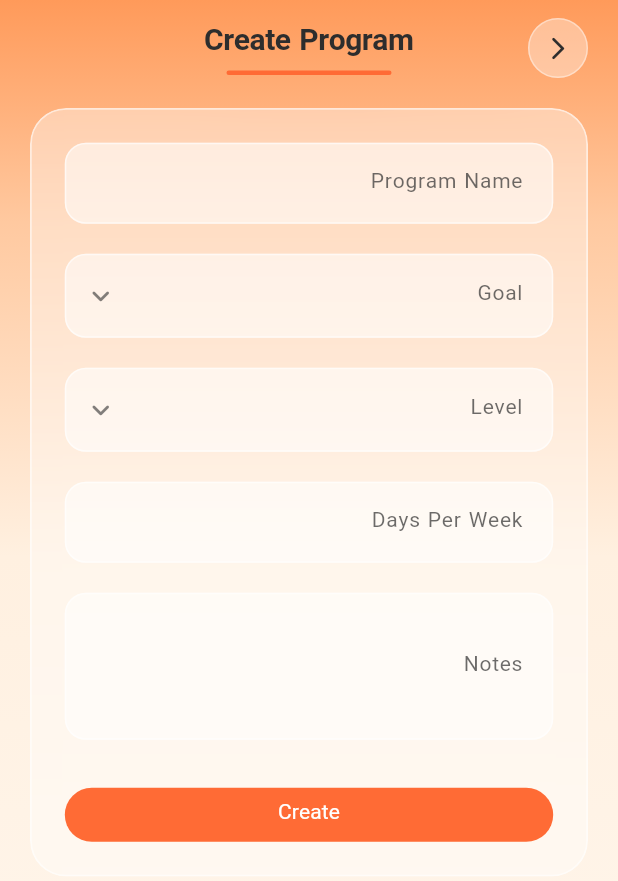
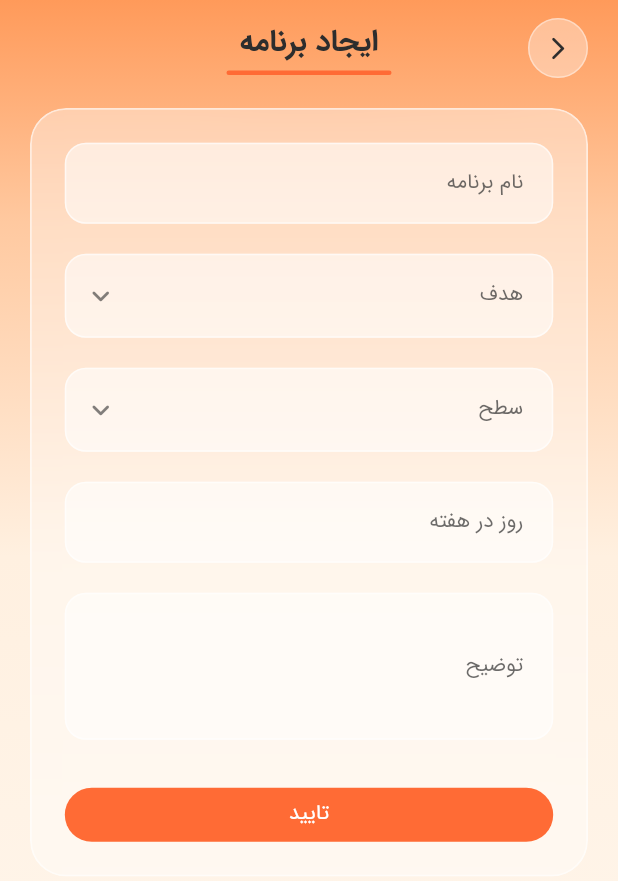
Before and after one commit to faradevelop/coach-studio, a Flutter app: the _CreateWorkoutProgramView screen opened directly, on a phone screen of 412 x 824 dp. Shown: the top 881 px of the screen. Run offline on Flutter 3.47's test engine with Material 3 defaults, Android fonts, the light colour scheme and no system bars; our stand-ins replace cloud_firestore, firebase_core, flutter_bloc, font_awesome_flutter, get_it, go_router and 3 more; accounts and stored records are empty.

Commit message:
feat: change en words into fa

```diff
--- a/lib/features/exercises/presentation/widgets/empty_exercises.dart
+++ b/lib/features/exercises/presentation/widgets/empty_exercises.dart
@@ -28,7 +28,7 @@ class EmptyExercises extends StatelessWidget {
             ),
             const SizedBox(height: 16),
             const Text(
-              'No exercises added yet',
+              'تمرینی وجود ندارد!',
               style: TextStyle(
                 fontSize: 16,
                 fontWeight: FontWeight.w600,
@@ -37,7 +37,7 @@ class EmptyExercises extends StatelessWidget {
             ),
             const SizedBox(height: 6),
             Text(
-              'Tap Add to create the first one',
+              'با کلیک دکمه  +  تمرین ایجاد کنید',
               style: TextStyle(fontSize: 13, color: _charcoal.withOpacity(0.6)),
             ),
           ],
--- a/lib/features/exercises/presentation/widgets/exercise_form.dart
+++ b/lib/features/exercises/presentation/widgets/exercise_form.dart
@@ -129,7 +129,7 @@ class _ExerciseFormState extends State<ExerciseForm> {
                   Column(
                     children: [
                       Text(
-                        isEdit ? 'Edit Exercise' : 'Add Exercise',
+                        isEdit ? 'ویرایش تمرین' : 'ایجاد تمرین',
                         style: const TextStyle(
                           fontSize: 20,
                           fontWeight: FontWeight.w700,
@@ -179,7 +179,7 @@ class _ExerciseFormState extends State<ExerciseForm> {
                           children: [
                             AppTextField(
                               controller: _nameController,
-                              label: 'Name',
+                              label: 'نام تمرین',
                               validator: (value) =>
                                   value == null || value.isEmpty
                                   ? 'Required'
@@ -187,7 +187,7 @@ class _ExerciseFormState extends State<ExerciseForm> {
                             ),
                             const SizedBox(height: 20),
                             AppDropdown<String>(
-                              label: 'Target Muscle',
+                              label: 'عضله هدف',
                               value: _selectedMuscle,
                               items: AppOptions.muscles,
                               itemLabel: (item) => item,
@@ -197,7 +197,7 @@ class _ExerciseFormState extends State<ExerciseForm> {
                             ),
                             const SizedBox(height: 20),
                             AppDropdown<String>(
-                              label: 'Difficulty',
+                              label: 'سطح',
                               value: _selectedDifficulty,
                               items: AppOptions.difficulties,
                               itemLabel: (item) => item,
@@ -207,7 +207,7 @@ class _ExerciseFormState extends State<ExerciseForm> {
                             ),
                             const SizedBox(height: 20),
                             AppDropdown<String>(
-                              label: 'Equipment',
+                              label: 'وسیله',
                               value: _selectedEquipment,
                               items: AppOptions.equipments,
                               itemLabel: (item) => item,
@@ -218,12 +218,12 @@ class _ExerciseFormState extends State<ExerciseForm> {
                             const SizedBox(height: 20),
                             AppTextField(
                               controller: _descriptionController,
-                              label: 'Description',
+                              label: 'توضیح',
                               maxLines: 3,
                             ),
                             const SizedBox(height: 32),
                             AppButton(
-                              text: isEdit ? 'Update' : 'Create',
+                              text: isEdit ? 'ویرایش' : 'تایید',
                               isLoading: widget.isLoading,
                               onPressed: _submit,
                             ),
--- a/lib/features/workout_programs/presentation/pages/create_program_exercise_page.dart
+++ b/lib/features/workout_programs/presentation/pages/create_program_exercise_page.dart
@@ -86,7 +86,7 @@ class _CreateProgramExerciseViewState
                     Column(
                       children: [
                         const Text(
-                          'Create Exercise Block',
+                          'تمرین جدید',
                           style: TextStyle(
                             fontSize: 18,
                             fontWeight: FontWeight.w700,
@@ -134,13 +134,13 @@ class _CreateProgramExerciseViewState
                           children: [
                             // Day Dropdown
                             AppDropdown<int>(
-                              label: 'Training Day',
+                              label: 'روز تمرین',
                               value: _day,
                               items: List.generate(
                                 widget.program.daysPerWeek,
                                 (index) => index + 1,
                               ),
-                              itemLabel: (day) => 'Day $day',
+                              itemLabel: (day) => 'روز $day',
                               onChanged: (value) {
                                 if (value == null) return;
                                 setState(() => _day = value);
@@ -150,7 +150,7 @@ class _CreateProgramExerciseViewState
 
                             // Training System Dropdown
                             AppDropdown<TrainingSystem>(
-                              label: 'Training System',
+                              label: 'سیستم تمرینی',
                               value: _trainingSystem,
                               items: TrainingSystem.values,
                               itemLabel: (system) => system.name,
@@ -163,7 +163,7 @@ class _CreateProgramExerciseViewState
 
                             // دکمه ادامه
                             AppButton(
-                              text: 'Select Exercises',
+                              text: 'تایید و مرحله بعد',
                               onPressed: () {
                                 final draft = ProgramExerciseDraft(
                                   programId: widget.program.id,
--- a/lib/features/workout_programs/presentation/pages/exercise_configuration_page.dart
+++ b/lib/features/workout_programs/presentation/pages/exercise_configuration_page.dart
@@ -206,7 +206,7 @@ class _ExerciseConfigurationViewState
                     Column(
                       children: [
                         Text(
-                          _isEditMode ? 'Edit Exercise' : 'Configure Exercise',
+                          _isEditMode ? 'ویرایش تمرین' : 'تنظیم تمرین',
                           style: const TextStyle(
                             fontSize: 18,
                             fontWeight: FontWeight.w700,
@@ -262,7 +262,7 @@ class _ExerciseConfigurationViewState
                                 ),
                                 const SizedBox(width: 8),
                                 Text(
-                                  'Day ${widget.draft.day}',
+                                  'روز ${widget.draft.day}',
                                   style: TextStyle(
                                     color: _charcoal.withOpacity(0.7),
                                     fontSize: 13,
@@ -274,12 +274,12 @@ class _ExerciseConfigurationViewState
                             const SizedBox(height: 18),
                             AppTextField(
                               controller: _setsController,
-                              label: 'Sets',
+                              label: 'ست',
                             ),
                             const SizedBox(height: 16),
                             AppTextField(
                               controller: _restController,
-                              label: 'Rest (seconds)',
+                              label: 'استراحت',
                             ),
                           ],
                         ),
@@ -314,12 +314,12 @@ class _ExerciseConfigurationViewState
                                 const SizedBox(height: 16),
                                 AppTextField(
                                   controller: _repsControllers[exercise.id]!,
-                                  label: 'Reps',
+                                  label: 'تکرار',
                                 ),
                                 const SizedBox(height: 14),
                                 AppTextField(
                                   controller: _tempoControllers[exercise.id]!,
-                                  label: 'Tempo',
+                                  label: 'تمپو',
                                 ),
                               ],
                             ),
@@ -330,9 +330,7 @@ class _ExerciseConfigurationViewState
                       const SizedBox(height: 12),
 
                       AppButton(
-                        text: _isEditMode
-                            ? 'Update Program Exercise'
-                            : 'Create Program Exercise',
+                        text: _isEditMode ? 'ویرایش' : 'تایید',
                         onPressed: _save,
                       ),
                     ],
--- a/lib/features/workout_programs/presentation/pages/workout_program_list_page.dart
+++ b/lib/features/workout_programs/presentation/pages/workout_program_list_page.dart
@@ -31,7 +31,7 @@ class _WorkoutProgramListView extends StatelessWidget {
               onPressed: () {
                 context.pushNamed(AppRouteNames.createWorkoutProgram);
               },
-              title: 'Workout Programs',
+              title: 'برنامه‌های تمرینی',
             ),
           ),
           SizedBox(height: 28),
@@ -98,6 +98,7 @@ class _WorkoutProgramListView extends StatelessWidget {
 
                                         builder: (_) => DeleteDialog(
                                           itemName: program.title,
+                                          title: 'برنامه',
                                         ),
                                       );
 
--- a/lib/features/workout_programs/presentation/widgets/workout_program_card.dart
+++ b/lib/features/workout_programs/presentation/widgets/workout_program_card.dart
@@ -141,7 +141,7 @@ class WorkoutProgramCard extends StatelessWidget {
                     ),
                     const SizedBox(width: 5),
                     Text(
-                      '${program.daysPerWeek} days / week',
+                      '${program.daysPerWeek} روز در هفته',
                       style: TextStyle(
                         fontSize: 12.5,
                         fontWeight: FontWeight.w500,
--- a/lib/features/workout_programs/presentation/widgets/workout_program_form.dart
+++ b/lib/features/workout_programs/presentation/widgets/workout_program_form.dart
@@ -125,7 +125,7 @@ class _WorkoutProgramFormState extends State<WorkoutProgramForm> {
                   Column(
                     children: [
                       Text(
-                        isEdit ? 'Edit Program' : 'Create Program',
+                        isEdit ? 'ویرایش برنامه' : 'ایجاد برنامه',
                         style: const TextStyle(
                           fontSize: 20,
                           fontWeight: FontWeight.w700,
@@ -175,7 +175,7 @@ class _WorkoutProgramFormState extends State<WorkoutProgramForm> {
                           children: [
                             AppTextField(
                               controller: _titleController,
-                              label: 'Program Name',
+                              label: 'نام برنامه',
                               validator: (value) {
                                 if (value == null || value.trim().isEmpty) {
                                   return 'Required';
@@ -186,7 +186,7 @@ class _WorkoutProgramFormState extends State<WorkoutProgramForm> {
                             const SizedBox(height: 20),
 
                             AppDropdown<ProgramGoal>(
-                              label: 'Goal',
+                              label: 'هدف',
                               value: _goal,
                               items: ProgramGoal.values,
                               itemLabel: (item) => item.name,
@@ -199,7 +199,7 @@ class _WorkoutProgramFormState extends State<WorkoutProgramForm> {
                             const SizedBox(height: 20),
 
                             AppDropdown<ProgramLevel>(
-                              label: 'Level',
+                              label: 'سطح',
                               value: _level,
                               items: ProgramLevel.values,
                               itemLabel: (item) => item.name,
@@ -215,7 +215,7 @@ class _WorkoutProgramFormState extends State<WorkoutProgramForm> {
                               visible: widget.initialProgram == null,
                               child: AppTextField(
                                 controller: _daysController,
-                                label: 'Days Per Week',
+                                label: 'روز در هفته',
                                 validator: (value) {
                                   if (value == null || value.isEmpty) {
                                     return 'Required';
@@ -231,13 +231,13 @@ class _WorkoutProgramFormState extends State<WorkoutProgramForm> {
 
                             AppTextField(
                               controller: _notesController,
-                              label: 'Notes',
+                              label: 'توضیح',
                               maxLines: 3,
                             ),
                             const SizedBox(height: 32),
 
                             AppButton(
-                              text: isEdit ? 'Update' : 'Create',
+                              text: isEdit ? 'ویرایش' : 'تایید',
                               isLoading: widget.isLoading,
                               onPressed: _submit,
                             ),
```
Also changed, not shown: lib/core/widgets/delete_dialog.dart (+7 -7 lines).
